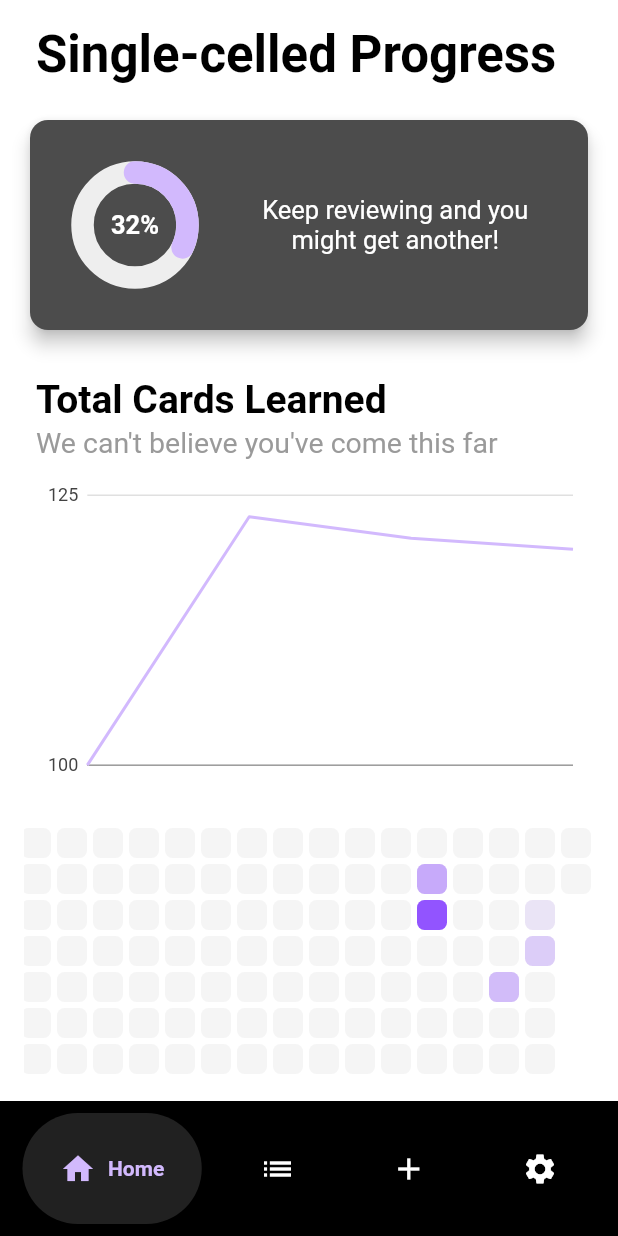
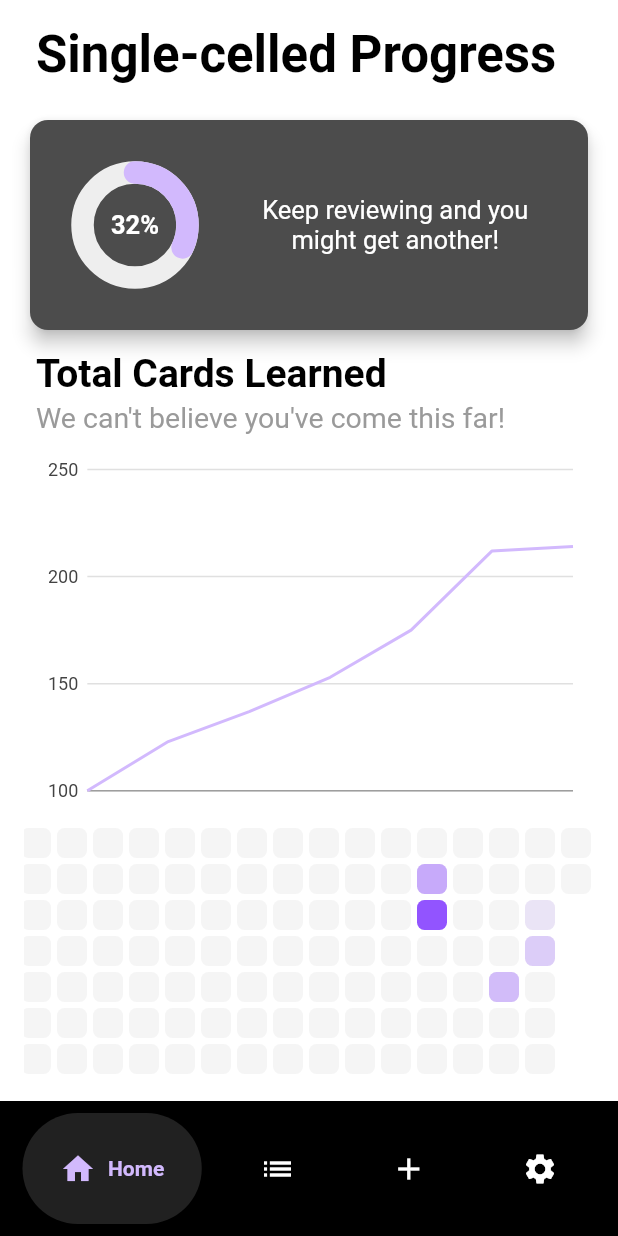
Before and after one commit to shur1m/one_brain_cell, a Flutter app: the screen it shows after launch, on a phone screen of 412 x 824 dp. Run offline on Flutter 3.47's test engine with Material 2 defaults, Android fonts, the phone set to English and light mode, and no system bars; drawn by our look-alikes of flutter_heatmap_calendar, google_nav_bar; our stand-ins replace charts_flutter, hive, hive_flutter, sqflite; accounts and stored records are empty; Roboto replaces fonts that are missing (Hind).

Commit message:
Fixed chart not fitting in smaller screens

```diff
--- a/lib/navBarTabs/HomeTab.dart
+++ b/lib/navBarTabs/HomeTab.dart
@@ -84,11 +84,13 @@ class _HomeTabState extends State<HomeTab> {
                                       style: Theme.of(context)
                                           .textTheme
                                           .headline2)),
-                              Text('We can\'t believe you\'ve come this far',
-                                  style: Theme.of(context).textTheme.subtitle1),
+                              Text(
+                                'We can\'t believe you\'ve come this far!',
+                                style: Theme.of(context).textTheme.subtitle1,
+                                softWrap: true,
+                              ),
                               Padding(padding: EdgeInsets.only(bottom: 10)),
-                              Container(
-                                  height: 200,
+                              Expanded(
                                   child:
                                       AreaAndLineChart.withStudyData(context)),
                             ]))),
--- a/lib/utils/studyChart.dart
+++ b/lib/utils/studyChart.dart
@@ -40,8 +40,11 @@ class AreaAndLineChart extends StatelessWidget {
     final myFakeDesktopData = [
       CardCount(0, 100),
       CardCount(1, 123),
-      CardCount(2, 121),
-      CardCount(3, 120),
+      CardCount(2, 137),
+      CardCount(3, 153),
+      CardCount(4, 175),
+      CardCount(5, 212),
+      CardCount(6, 214),
     ];
 
     return [
```
